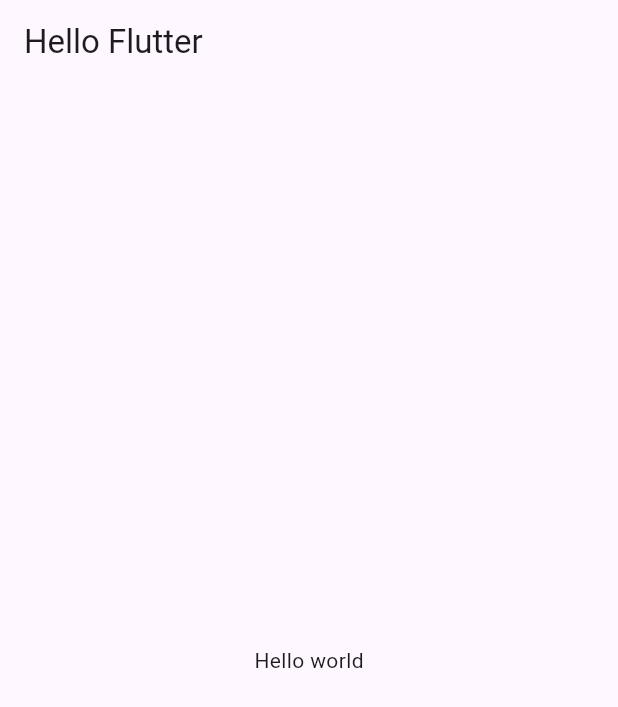
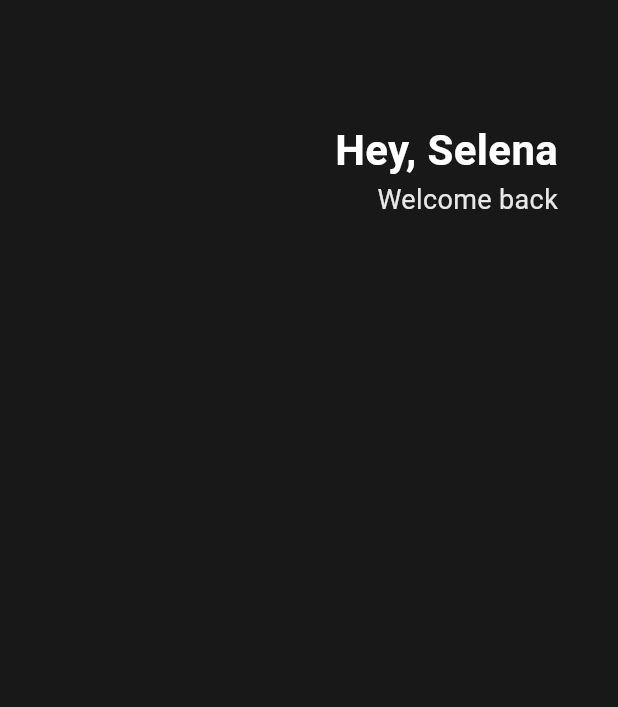
Before and after one commit to hyejj19/toonflix_flutter, a Flutter app: the screen it shows after launch, on a phone screen of 412 x 824 dp. Shown: the top 707 px of the screen. Run offline on Flutter 3.47's test engine with Material 3 defaults, Android fonts, the phone set to English and light mode, and no system bars.

Commit message:
[Add] Header

```diff
--- a/lib/main.dart
+++ b/lib/main.dart
@@ -1,4 +1,3 @@
-import 'package:flutter/cupertino.dart';
 import 'package:flutter/material.dart';
 
 void main() {
@@ -9,14 +8,39 @@ class App extends StatelessWidget {
   @override
   Widget build(BuildContext context) {
     return MaterialApp(
-      home: Scaffold(
-        appBar: AppBar(
-          title: Text('Hello Flutter'),
-        ),
-        body: Center(
-          child: Text('Hello world'),
-        ),
-      ),
-    );
+        home: Scaffold(
+      backgroundColor: Color(0xFF181818),
+      body: Padding(
+          padding: EdgeInsets.symmetric(horizontal: 40),
+          child: Column(
+            children: [
+              SizedBox(
+                height: 80,
+              ),
+              Row(
+                mainAxisAlignment: MainAxisAlignment.end,
+                children: [
+                  Column(
+                    crossAxisAlignment: CrossAxisAlignment.end,
+                    children: [
+                      Text(
+                        'Hey, Selena',
+                        style: TextStyle(
+                            color: Colors.white,
+                            fontSize: 28,
+                            fontWeight: FontWeight.bold),
+                      ),
+                      Text(
+                        'Welcome back',
+                        style: TextStyle(
+                            color: Colors.white.withOpacity(0.9), fontSize: 18),
+                      ),
+                    ],
+                  )
+                ],
+              )
+            ],
+          )),
+    ));
   }
 }
```
